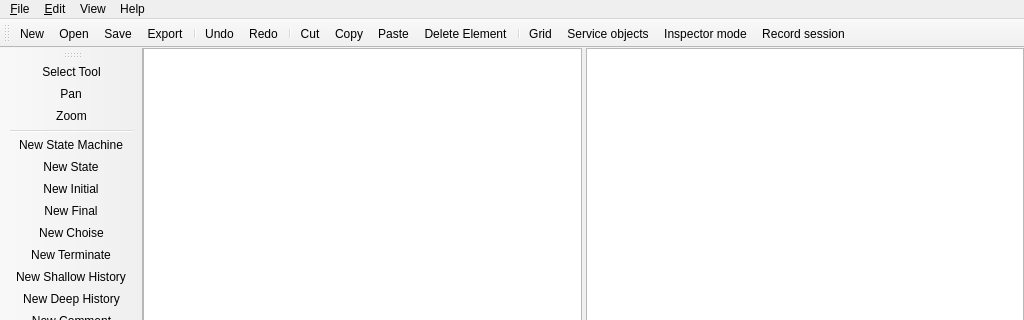
Above: smeditor_window.ui from dralex/CyberiadaHSM-Editor before the change; both pictures show x 0 to 1024 and y 0 to 320 of the 1024 by 768 pixel window. Below: the same form after it.
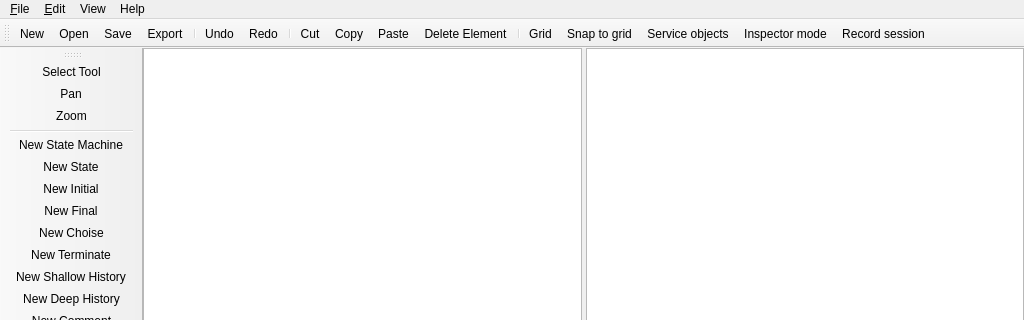
That is the form after the change. Icons and pictures are not drawn. Custom widgets are drawn as their Qt base class.

Commit message: add the snap-to-grid toggle to the toolbar and snap geometry to the grid

Diff of the .ui file:
```diff
--- a/smeditor_window.ui
+++ b/smeditor_window.ui
@@ -177,6 +177,7 @@
    <addaction name="actionDeleteElement"/>
    <addaction name="separator"/>
    <addaction name="actionGridVisibility"/>
+   <addaction name="actionSnapMode"/>
    <addaction name="actionServiceObjects"/>
    <addaction name="actionInspectorMode"/>
    <addaction name="actionLogSession"/>
```
The commit also changes 5 other files.
